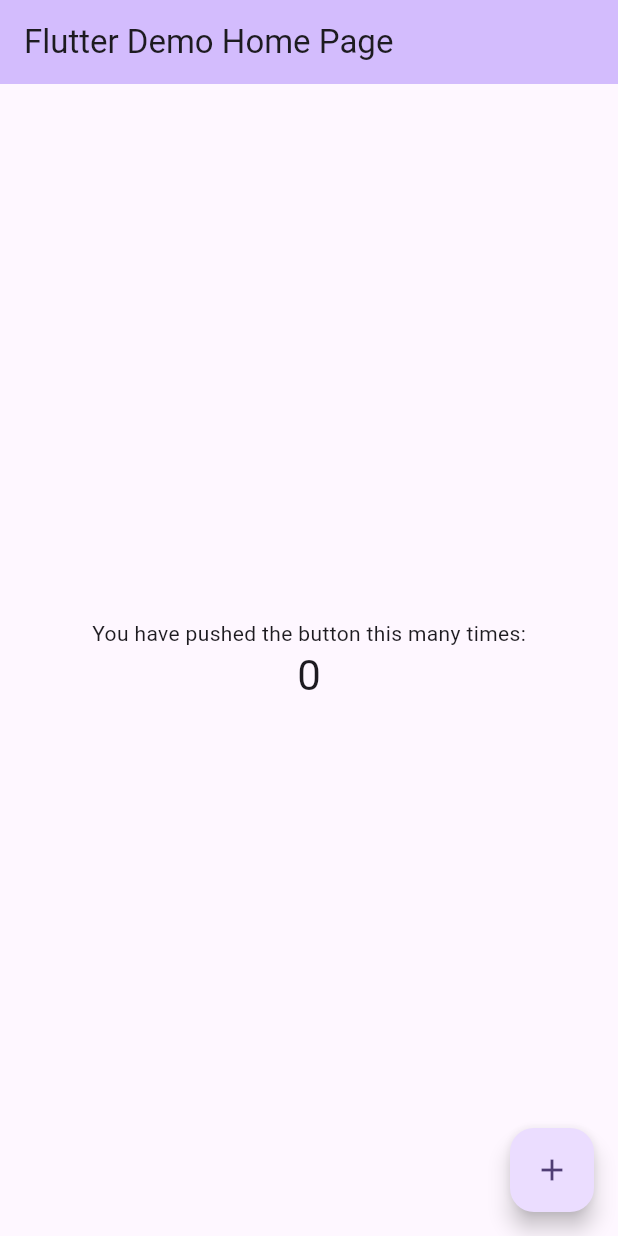
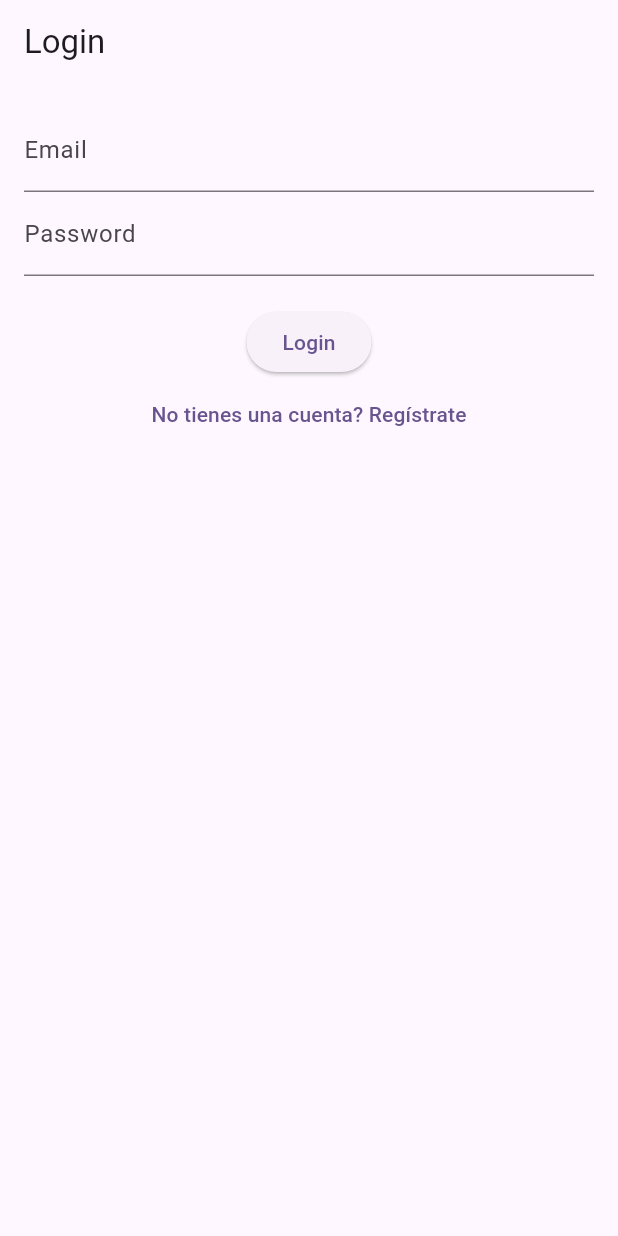
Before and after one commit to oscarRS25/OrderIt, a Flutter app: the screen it shows after launch, on a phone screen of 412 x 824 dp. Run offline on Flutter 3.47's test engine with Material 3 defaults, Android fonts, the phone set to English and light mode, and no system bars; our stand-ins replace flutter_secure_storage.

Commit message:
Login en Flutter

```diff
--- /dev/null
+++ b/frontend/lib/controllers/auth_controller.dart
@@ -0,0 +1,25 @@
+// controllers/auth_controller.dart
+import 'package:flutter_secure_storage/flutter_secure_storage.dart';
+import '../services/api_service.dart';
+
+class AuthController {
+  final ApiService apiService = ApiService();
+  final storage = FlutterSecureStorage();
+
+  Future<void> login(String email, String password) async {
+    final result = await apiService.login(email, password);
+    await storage.write(key: 'token', value: result['token']);
+  }
+
+  Future<void> register(String email, String password) async {
+    await apiService.register(email, password);
+  }
+
+  Future<String?> getToken() async {
+    return await storage.read(key: 'token');
+  }
+
+  Future<void> logout() async {
+    await storage.delete(key: 'token');
+  }
+}
--- a/frontend/lib/main.dart
+++ b/frontend/lib/main.dart
@@ -1,4 +1,5 @@
 import 'package:flutter/material.dart';
+import 'views/login_screen.dart';
 
 void main() {
   runApp(const MyApp());
@@ -7,119 +8,15 @@ void main() {
 class MyApp extends StatelessWidget {
   const MyApp({super.key});
 
-  // This widget is the root of your application.
   @override
   Widget build(BuildContext context) {
     return MaterialApp(
-      title: 'Flutter Demo',
+      title: 'OrderIt',
       theme: ThemeData(
-        // This is the theme of your application.
-        //
-        // TRY THIS: Try running your application with "flutter run". You'll see
-        // the application has a purple toolbar. Then, without quitting the app,
-        // try changing the seedColor in the colorScheme below to Colors.green
-        // and then invoke "hot reload" (save your changes or press the "hot
-        // reload" button in a Flutter-supported IDE, or press "r" if you used
-        // the command line to start the app).
-        //
-        // Notice that the counter didn't reset back to zero; the application
-        // state is not lost during the reload. To reset the state, use hot
-        // restart instead.
-        //
-        // This works for code too, not just values: Most code changes can be
-        // tested with just a hot reload.
         colorScheme: ColorScheme.fromSeed(seedColor: Colors.deepPurple),
         useMaterial3: true,
       ),
-      home: const MyHomePage(title: 'Flutter Demo Home Page'),
+      home: LoginScreen()
     );
   }
 }
-
-class MyHomePage extends StatefulWidget {
-  const MyHomePage({super.key, required this.title});
-
-  // This widget is the home page of your application. It is stateful, meaning
-  // that it has a State object (defined below) that contains fields that affect
-  // how it looks.
-
-  // This class is the configuration for the state. It holds the values (in this
-  // case the title) provided by the parent (in this case the App widget) and
-  // used by the build method of the State. Fields in a Widget subclass are
-  // always marked "final".
-
-  final String title;
-
-  @override
-  State<MyHomePage> createState() => _MyHomePageState();
-}
-
-class _MyHomePageState extends State<MyHomePage> {
-  int _counter = 0;
-
-  void _incrementCounter() {
-    setState(() {
-      // This call to setState tells the Flutter framework that something has
-      // changed in this State, which causes it to rerun the build method below
-      // so that the display can reflect the updated values. If we changed
-      // _counter without calling setState(), then the build method would not be
-      // called again, and so nothing would appear to happen.
-      _counter++;
-    });
-  }
-
-  @override
-  Widget build(BuildContext context) {
-    // This method is rerun every time setState is called, for instance as done
-    // by the _incrementCounter method above.
-    //
-    // The Flutter framework has been optimized to make rerunning build methods
-    // fast, so that you can just rebuild anything that needs updating rather
-    // than having to individually change instances of widgets.
-    return Scaffold(
-      appBar: AppBar(
-        // TRY THIS: Try changing the color here to a specific color (to
-        // Colors.amber, perhaps?) and trigger a hot reload to see the AppBar
-        // change color while the other colors stay the same.
-        backgroundColor: Theme.of(context).colorScheme.inversePrimary,
-        // Here we take the value from the MyHomePage object that was created by
-        // the App.build method, and use it to set our appbar title.
-        title: Text(widget.title),
-      ),
-      body: Center(
-        // Center is a layout widget. It takes a single child and positions it
-        // in the middle of the parent.
-        child: Column(
-          // Column is also a layout widget. It takes a list of children and
-          // arranges them vertically. By default, it sizes itself to fit its
-          // children horizontally, and tries to be as tall as its parent.
-          //
-          // Column has various properties to control how it sizes itself and
-          // how it positions its children. Here we use mainAxisAlignment to
-          // center the children vertically; the main axis here is the vertical
-          // axis because Columns are vertical (the cross axis would be
-          // horizontal).
-          //
-          // TRY THIS: Invoke "debug painting" (choose the "Toggle Debug Paint"
-          // action in the IDE, or press "p" in the console), to see the
-          // wireframe for each widget.
-          mainAxisAlignment: MainAxisAlignment.center,
-          children: <Widget>[
-            const Text(
-              'You have pushed the button this many times:',
-            ),
-            Text(
-              '$_counter',
-              style: Theme.of(context).textTheme.headlineMedium,
-            ),
-          ],
-        ),
-      ),
-      floatingActionButton: FloatingActionButton(
-        onPressed: _incrementCounter,
-        tooltip: 'Increment',
-        child: const Icon(Icons.add),
-      ), // This trailing comma makes auto-formatting nicer for build methods.
-    );
-  }
-}
--- /dev/null
+++ b/frontend/lib/models/user_model.dart
@@ -0,0 +1,15 @@
+class User {
+  String apePat;
+  String apeMat;
+  String nombre;
+  String email;
+  String password;
+
+  User({
+    this.apePat ='',
+    this.apeMat = '',
+    this.nombre = '',
+    required this.email,
+    required this.password
+  });
+}
--- /dev/null
+++ b/frontend/lib/services/api_service.dart
@@ -0,0 +1,35 @@
+// services/api_service.dart
+import 'package:http/http.dart' as http;
+import 'dart:convert';
+
+class ApiService {
+  final String baseUrl = 'http://localhost:3000/api/users';
+
+  Future<Map<String, dynamic>> login(String email, String password) async {
+    final response = await http.post(
+      Uri.parse('$baseUrl/login'),
+      headers: {'Content-Type': 'application/json'},
+      body: jsonEncode({'email': email, 'password': password}),
+    );
+
+    if (response.statusCode == 200) {
+      return jsonDecode(response.body);
+    } else {
+      throw Exception('Error al iniciar sesión: ${response.body}');
+    }
+  }
+
+  Future<Map<String, dynamic>> register(String email, String password) async {
+    final response = await http.post(
+      Uri.parse(baseUrl),
+      headers: {'Content-Type': 'application/json'},
+      body: jsonEncode({'email': email, 'password': password}),
+    );
+
+    if (response.statusCode == 201) {
+      return jsonDecode(response.body);
+    } else {
+      throw Exception('Error al registrar el usuario: ${response.body}');
+    }
+  }
+}
--- /dev/null
+++ b/frontend/lib/views/login_screen.dart
@@ -0,0 +1,52 @@
+// views/login_screen.dart
+import 'package:flutter/material.dart';
+import '../controllers/auth_controller.dart';
+import 'home_screen.dart';
+import 'register_screen.dart';
+
+class LoginScreen extends StatefulWidget {
+  @override
+  _LoginScreenState createState() => _LoginScreenState();
+}
+
+class _LoginScreenState extends State<LoginScreen> {
+  final AuthController authController = AuthController();
+  final TextEditingController emailController = TextEditingController();
+  final TextEditingController passwordController = TextEditingController();
+
+  void login() async {
+    try {
+      await authController.login(emailController.text, passwordController.text);
+      Navigator.pushReplacement(
+        context,
+        MaterialPageRoute(builder: (context) => HomeScreen()),
+      );
+    } catch (e) {
+      ScaffoldMessenger.of(context).showSnackBar(SnackBar(content: Text('Error: ${e.toString()}')));
+    }
+  }
+
+  @override
+  Widget build(BuildContext context) {
+    return Scaffold(
+      appBar: AppBar(title: Text('Login')),
+      body: Padding(
+        padding: const EdgeInsets.all(16.0),
+        child: Column(
+          children: [
+            TextField(controller: emailController, decoration: InputDecoration(labelText: 'Email')),
+            TextField(controller: passwordController, decoration: InputDecoration(labelText: 'Password'), obscureText: true),
+            SizedBox(height: 20),
+            ElevatedButton(onPressed: login, child: Text('Login')),
+            TextButton(
+              onPressed: () {
+                Navigator.push(context, MaterialPageRoute(builder: (context) => RegisterScreen()));
+              },
+              child: Text('No tienes una cuenta? Regístrate'),
+            ),
+          ],
+        ),
+      ),
+    );
+  }
+}
--- a/frontend/pubspec.yaml
+++ b/frontend/pubspec.yaml
@@ -30,6 +30,8 @@ environment:
 dependencies:
   flutter:
     sdk: flutter
+  http: ^1.2.2
+  flutter_secure_storage: ^9.2.2
 
 
   # The following adds the Cupertino Icons font to your application.
```
Also changed, not shown: frontend/lib/views/home_screen.dart (added, +32 -0 lines), frontend/lib/views/register_screen.dart (added, +43 -0 lines), frontend/pubspec.lock, 7 other files.
